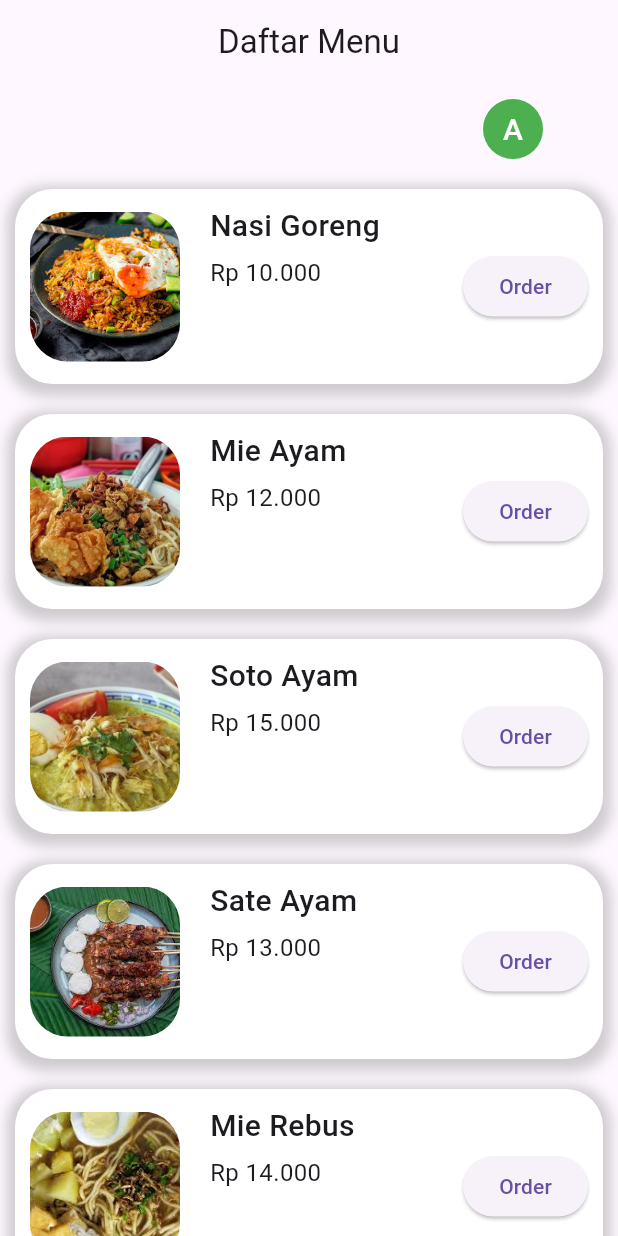
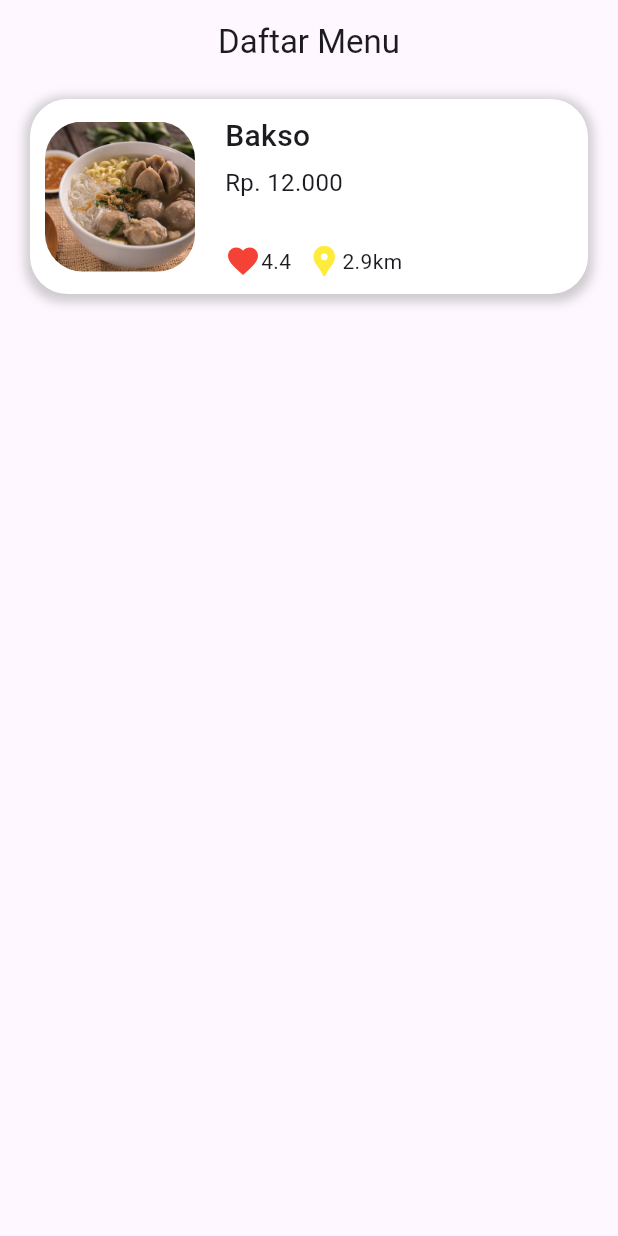
Before and after one commit to MerrrH1/uas_pm, a Flutter app: the HomePage screen opened directly, on a phone screen of 412 x 824 dp. Run offline on Flutter 3.47's test engine with Material 3 defaults, Android fonts, the phone set to English and light mode, and no system bars.

Commit message:
Penambahan halaman detail setiap makanan

```diff
--- /dev/null
+++ b/lib/detail_food_page.dart
@@ -0,0 +1,14 @@
+import 'package:flutter/material.dart';
+
+class DetailFoodPage extends StatelessWidget {
+  DetailFoodPage({super.key});
+
+  @override
+  Widget build(BuildContext context) {
+    return Scaffold(
+      appBar: AppBar(
+        title: Text("Hello"),
+      ),
+    );
+  }
+}
--- a/lib/home_page.dart
+++ b/lib/home_page.dart
@@ -1,4 +1,5 @@
 import 'package:flutter/material.dart';
+import 'package:uas_pm/detail_food_page.dart';
 
 class HomePage extends StatefulWidget {
   @override
@@ -20,58 +21,32 @@ class _HomePageState extends State<HomePage> {
       body: ListView(
       padding: EdgeInsets.all(10),
       children: [
-          Row(
-            mainAxisAlignment: MainAxisAlignment.end,
-            children: [
-              CircleAvatar(
-                radius: 20,
-                  backgroundColor: Colors.green,
-                child: Text(
-                  'A',
-                  style: TextStyle(
-                    fontSize: 20,
-                    color: Colors.white,
-                  ),
-                ),
-              ),
-              SizedBox(width: 40,)
-            ],
-          ),
-          SizedBox(height: 20,),
-          buildMenuItem(context, 'Nasi Goreng', 'Rp 10.000', 'images/nasi_goreng.jpeg'),
-          SizedBox(height: 10),
-          buildMenuItem(context, 'Mie Ayam', 'Rp 12.000', 'images/mie_ayam.jpeg'),
-          SizedBox(height: 10),
-          buildMenuItem(context, 'Soto Ayam', 'Rp 15.000', 'images/soto_ayam.jpeg'),
-          SizedBox(height: 10,),
-          buildMenuItem(context, 'Sate Ayam', 'Rp 13.000', 'images/sate_ayam.jpeg'),
-          SizedBox(height: 10),
-          buildMenuItem(context, 'Mie Rebus', 'Rp 14.000', 'images/mie_rebus.jpeg'),
-          SizedBox(height: 10,),
-          buildMenuItem(context, 'Bakso', 'Rp. 15.000', 'images/bakso.jpeg')
-        ],
-      ),
-    );
-  }
-
-  Widget buildMenuItem(BuildContext context, String title, String price, String imagePath) {
-    return Container(
+        Container(
           width: double.infinity,
           height: 130,
           padding: EdgeInsets.all(10),
-        margin: EdgeInsets.only(bottom: 10), // Margin di antara setiap menu
+          margin: EdgeInsets.only(left:10, right: 10, bottom: 10), // Margin di antara setiap menu
           decoration: BoxDecoration(
             borderRadius: BorderRadius.circular(25),
             color: Colors.white,
             boxShadow: [
               BoxShadow(
                 color: Colors.grey.withOpacity(0.5),
-              spreadRadius: 5,
-              blurRadius: 7,
-              offset: Offset(0, 3),
+                spreadRadius: 3,
+                blurRadius: 5,
+                offset: Offset(0, 2),
               ),
             ],
           ),
+          child: InkWell(
+            onTap: () {
+              Navigator.push(
+                context,
+                MaterialPageRoute(
+                    builder: (context) => DetailFoodPage()
+                )
+              );
+            },
             child: Row(
               children: [
                 Container(
@@ -83,7 +58,7 @@ class _HomePageState extends State<HomePage> {
                   child: ClipRRect(
                     borderRadius: BorderRadius.circular(25),
                     child: Image.asset(
-                  imagePath,
+                      'images/bakso.jpeg',
                       fit: BoxFit.cover,
                     ),
                   ),
@@ -93,7 +68,7 @@ class _HomePageState extends State<HomePage> {
                   crossAxisAlignment: CrossAxisAlignment.start,
                   children: [
                     Text(
-                  title,
+                      'Bakso',
                       style: TextStyle(
                         fontSize: 20,
                         fontWeight: FontWeight.w500,
@@ -101,25 +76,29 @@ class _HomePageState extends State<HomePage> {
                     ),
                     SizedBox(height: 5),
                     Text(
-                  price,
+                      'Rp. 12.000',
                       style: TextStyle(
                         fontSize: 16,
                         fontWeight: FontWeight.w400,
                       ),
                     ),
+                    Spacer(),
+                    Row(
+                      mainAxisAlignment: MainAxisAlignment.start,
+                      children: [
+                        Icon(Icons.favorite, color: Colors.red,),
+                        Text('4.4'),
+                        SizedBox(width: 10),
+                        Icon(Icons.location_pin, color: Colors.yellow),
+                        Text('2.9km')
+                      ],
+                    )
                   ],
                 ),
-            Spacer(),
-            Column(
-              mainAxisAlignment: MainAxisAlignment.center,
-              children: [
-                ElevatedButton(
-                    onPressed: (){
-
-                    },
-                    child: Text('Order'))
               ],
-            )
+            ),
+          ),
+        ),
         ],
       ),
     );
--- a/lib/login_page.dart
+++ b/lib/login_page.dart
@@ -11,7 +11,6 @@ class LoginPage extends StatefulWidget {
 
 class _LoginPageState extends State<LoginPage> {
   bool _obscureText = true;
-  bool isLoading = false;
   TextEditingController usernameController = TextEditingController();
   TextEditingController passwordController = TextEditingController();
 
@@ -90,10 +89,6 @@ class _LoginPageState extends State<LoginPage> {
                     minimumSize: Size(80, 50),
                   ),
                   onPressed: () {
-                    setState(() {
-                      isLoading = true;
-                    });
-
                     String username = usernameController.text;
                     String password = passwordController.text;
 
--- a/lib/main.dart
+++ b/lib/main.dart
@@ -1,4 +1,5 @@
 import 'package:flutter/material.dart';
+import 'package:uas_pm/home_page.dart';
 import 'package:uas_pm/login_page.dart';
 
 void main(){
@@ -12,7 +13,7 @@ class MyApp extends StatelessWidget {
   Widget build(BuildContext context) {
     return MaterialApp(
         debugShowCheckedModeBanner: false,
-        home: LoginPage()
+        home: HomePage()
     );
   }
 }
```
Lines whose indentation alone changed are shown as unchanged.
